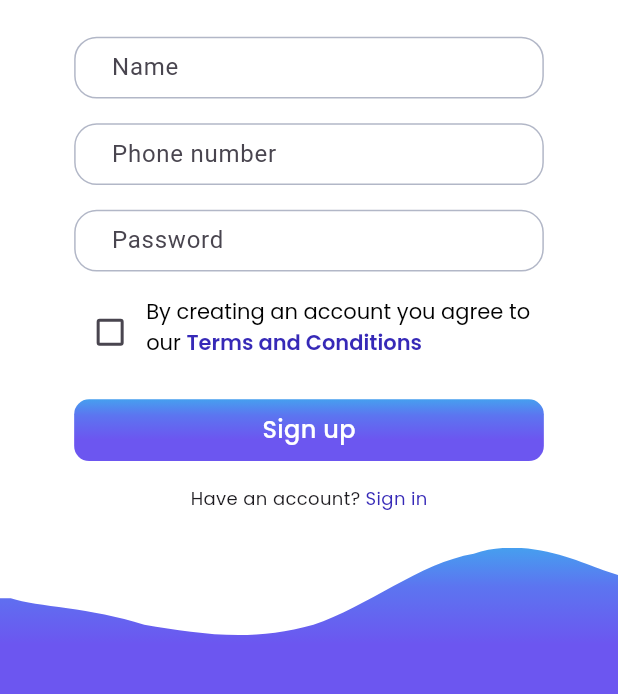
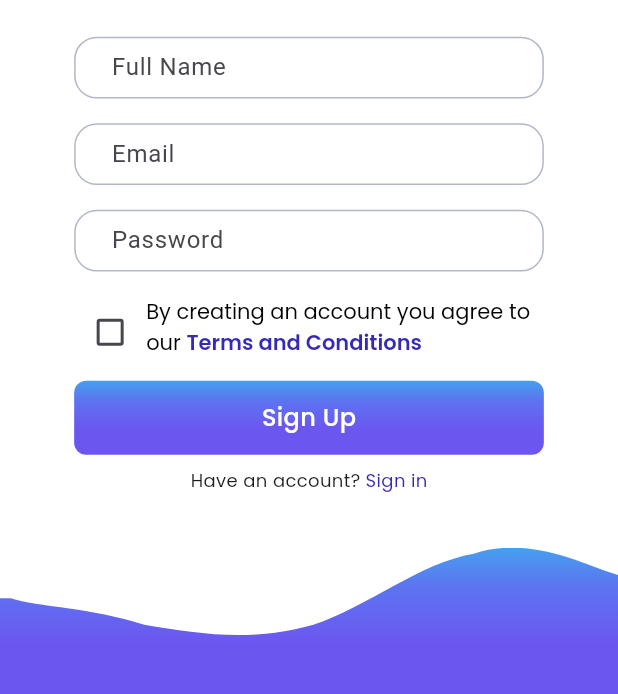
Before and after one commit to bangnguyen2264/banking-app, a Flutter app: the SignupScreen widget shown alone on an empty page, opened directly, on a phone screen of 412 x 824 dp, the part 540-1234 px from its top. Run offline on Flutter 3.47's test engine with Material 3 defaults, Android fonts, the phone set to English and light mode, and no system bars; our stand-ins replace auto_size_text, flutter_dotenv, flutter_svg, get, google_fonts, google_nav_bar and 1 more; accounts and stored records are empty.

Commit message:
feat: add call api sign up

```diff
--- a/lib/main.dart
+++ b/lib/main.dart
@@ -1,13 +1,14 @@
-import 'package:bankingapp/layouts/authen_layout.dart';
 import 'package:bankingapp/pages/onboarding_screen.dart';
 import 'package:bankingapp/utils/const.dart';
 import 'package:flutter/material.dart';
 import 'package:flutter/services.dart';
+import 'package:flutter_dotenv/flutter_dotenv.dart';
 import 'package:get/get.dart';
 
-void main() {
+Future<void> main() async {
   WidgetsFlutterBinding.ensureInitialized();
   SystemChrome.setEnabledSystemUIMode(SystemUiMode.immersiveSticky);
+  await dotenv.load(fileName: "assets/.env");
 
   runApp(const MyApp());
 }
--- a/lib/pages/onboarding_screen.dart
+++ b/lib/pages/onboarding_screen.dart
@@ -5,6 +5,7 @@ import 'package:bankingapp/utils/const.dart';
 import 'package:flutter/cupertino.dart';
 import 'package:flutter/material.dart';
 import 'package:flutter/widgets.dart';
+import 'package:flutter_dotenv/flutter_dotenv.dart';
 import 'package:flutter_svg/flutter_svg.dart';
 import 'package:get/get.dart';
 
@@ -61,6 +62,8 @@ class _OnboardingScreenState extends State<OnboardingScreen> {
                   highlightColor: Colors.transparent,
                   icon: Icon(Icons.arrow_forward),
                   onPressed: () {
+                    // final apiUrl = dotenv.env['API_URL'] ?? 'API_URL not found';
+                    // print('API URL: $apiUrl');
                     Get.to(
                       () => SigninScreen(),
                       transition: Transition.downToUp,
--- a/lib/pages/sign_up_screen.dart
+++ b/lib/pages/sign_up_screen.dart
@@ -1,9 +1,11 @@
 import 'package:bankingapp/layouts/authen_layout.dart';
 import 'package:bankingapp/pages/sign_in_screen.dart';
 import 'package:bankingapp/pages/sign_up_screen.dart';
+import 'package:bankingapp/services/auth_service.dart';
 import 'package:bankingapp/styles/colors.dart';
 import 'package:bankingapp/styles/text_styles.dart';
 import 'package:bankingapp/utils/const.dart';
+import 'package:bankingapp/widgets/button.dart';
 import 'package:bankingapp/widgets/form_authen_input.dart';
 import 'package:flutter/cupertino.dart';
 import 'package:flutter/material.dart';
@@ -20,7 +22,7 @@ class SignupScreen extends StatefulWidget {
 
 class _SignupScreenState extends State<SignupScreen> {
   final TextEditingController nameController = TextEditingController();
-  final TextEditingController phoneController = TextEditingController();
+  final TextEditingController emailController = TextEditingController();
   final TextEditingController passwordController = TextEditingController();
   bool confirmTerm = false;
   @override
@@ -41,7 +43,33 @@ class _SignupScreenState extends State<SignupScreen> {
           _buildLogo(),
           _buildForm(),
           _buildConfirmTerm(),
-          _buildButton(),
+          CustomButton(
+            title: 'Sign Up',
+            onPressed: () async {
+              print('Sign Up button pressed');
+              final body = {
+                'fullName': nameController.text,
+                'email': emailController.text,
+                'password': passwordController.text,
+              };
+              bool isSuccess = await AuthService().handleSignUp(body).timeout(
+                Duration(seconds: 30),
+                onTimeout: () {
+                  print('Sign Up Timeout');
+                  return false;
+                },
+              );
+              if (isSuccess) {
+                print('Sign Up Success');
+                Get.to(
+                  () => SigninScreen(),
+                  transition: Transition.rightToLeft,
+                );
+              } else {
+                print('Sign Up Failed');
+              }
+            },
+          ),
           _buildTextNavigation(),
         ],
       ),
@@ -88,13 +116,12 @@ class _SignupScreenState extends State<SignupScreen> {
       children: [
         FormAuthen(
           controller: nameController,
-          labelText: 'Name',
+          labelText: 'Full Name',
         ),
         SizedBox(height: 0.02 * Constants.deviceHeight),
         FormAuthen(
-          controller: phoneController,
-          labelText: 'Phone number',
-          isPhone: true,
+          controller: emailController,
+          labelText: 'Email',
         ),
         SizedBox(height: 0.02 * Constants.deviceHeight),
         FormAuthen(
@@ -144,32 +171,6 @@ class _SignupScreenState extends State<SignupScreen> {
     );
   }
 
-  Widget _buildButton() {
-    return GestureDetector(
-      onTap: () {
-        print('Sign Up');
-      },
-      child: Container(
-        margin: EdgeInsets.only(
-          top: 0.025 * Constants.deviceHeight,
-          bottom: 0.02 * Constants.deviceHeight,
-        ),
-        width: double.infinity,
-        height: 0.05 * Constants.deviceHeight,
-        decoration: BoxDecoration(
-          gradient: AppColor.bgColor,
-          borderRadius: BorderRadius.circular(10),
-        ),
-        child: Center(
-          child: Text(
-            'Sign up',
-            style: AppStyles.button.copyWith(color: Colors.white),
-          ),
-        ),
-      ),
-    );
-  }
-
   Widget _buildTextNavigation() {
     return Container(
       child: Row(
```
Also changed, not shown: lib/services/api_service.dart (added, +132 -0 lines), lib/services/auth_service.dart (added, +57 -0 lines), pubspec.yaml (+6 -4 lines), pubspec.lock, 2 other files.
